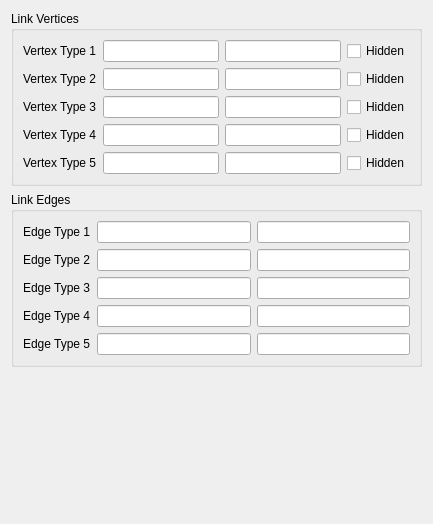
Above: Plugins/TableToGraphPanel/TableToGraphPanel.ui from wildmichael/ParaView3-enhancements-old before the change. Below: the same form after it.
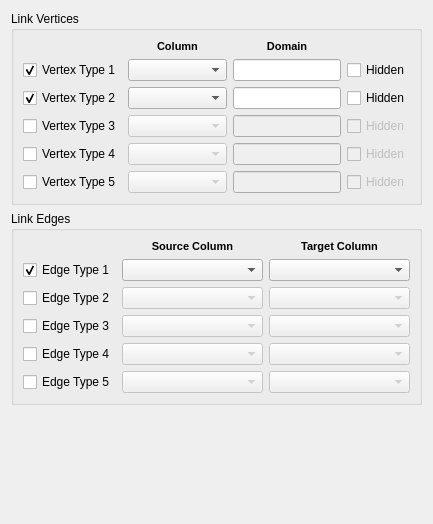
That is the form after the change.

Commit message: ENH: Improve SplitTableField and TableToGraph object panels to use QComboBoxes to display available input arrays.

```diff
--- a/Plugins/TableToGraphPanel/TableToGraphPanel.ui
+++ b/Plugins/TableToGraphPanel/TableToGraphPanel.ui
@@ -19,105 +19,202 @@
       <string>Link Vertices</string>
      </property>
      <layout class="QGridLayout" >
-      <item row="0" column="0" >
-       <widget class="QLabel" name="label_6" >
-        <property name="text" >
-         <string>Vertex Type 1</string>
-        </property>
-       </widget>
-      </item>
-      <item row="0" column="1" >
-       <widget class="QLineEdit" name="vertexField1" />
-      </item>
-      <item row="0" column="2" >
+      <item row="1" column="2" >
        <widget class="QLineEdit" name="vertexDomain1" />
       </item>
-      <item row="0" column="3" >
+      <item row="1" column="3" >
        <widget class="QCheckBox" name="vertexHidden1" >
         <property name="text" >
          <string>Hidden</string>
         </property>
        </widget>
       </item>
-      <item row="1" column="0" >
-       <widget class="QLabel" name="label_7" >
-        <property name="text" >
-         <string>Vertex Type 2</string>
-        </property>
-       </widget>
-      </item>
-      <item row="1" column="1" >
-       <widget class="QLineEdit" name="vertexField2" />
-      </item>
-      <item row="1" column="2" >
+      <item row="2" column="2" >
        <widget class="QLineEdit" name="vertexDomain2" />
       </item>
-      <item row="1" column="3" >
-       <widget class="QCheckBox" name="vertexHidden2" >
-        <property name="text" >
-         <string>Hidden</string>
-        </property>
-       </widget>
-      </item>
-      <item row="2" column="0" >
-       <widget class="QLabel" name="label_8" >
-        <property name="text" >
-         <string>Vertex Type 3</string>
-        </property>
-       </widget>
-      </item>
-      <item row="2" column="1" >
-       <widget class="QLineEdit" name="vertexField3" />
-      </item>
-      <item row="2" column="2" >
-       <widget class="QLineEdit" name="vertexDomain3" />
-      </item>
       <item row="2" column="3" >
-       <widget class="QCheckBox" name="vertexHidden3" >
+       <widget class="QCheckBox" name="vertexHidden2" >
         <property name="text" >
          <string>Hidden</string>
         </property>
        </widget>
       </item>
-      <item row="3" column="0" >
-       <widget class="QLabel" name="label" >
-        <property name="text" >
-         <string>Vertex Type 4</string>
-        </property>
-       </widget>
-      </item>
-      <item row="3" column="1" >
-       <widget class="QLineEdit" name="vertexField4" />
-      </item>
       <item row="3" column="2" >
-       <widget class="QLineEdit" name="vertexDomain4" />
+       <widget class="QLineEdit" name="vertexDomain3" >
+        <property name="enabled" >
+         <bool>false</bool>
+        </property>
+       </widget>
       </item>
       <item row="3" column="3" >
-       <widget class="QCheckBox" name="vertexHidden4" >
+       <widget class="QCheckBox" name="vertexHidden3" >
+        <property name="enabled" >
+         <bool>false</bool>
+        </property>
         <property name="text" >
          <string>Hidden</string>
         </property>
        </widget>
       </item>
-      <item row="4" column="0" >
-       <widget class="QLabel" name="label_2" >
-        <property name="text" >
-         <string>Vertex Type 5</string>
+      <item row="4" column="2" >
+       <widget class="QLineEdit" name="vertexDomain4" >
+        <property name="enabled" >
+         <bool>false</bool>
         </property>
        </widget>
       </item>
       <item row="4" column="3" >
+       <widget class="QCheckBox" name="vertexHidden4" >
+        <property name="enabled" >
+         <bool>false</bool>
+        </property>
+        <property name="text" >
+         <string>Hidden</string>
+        </property>
+       </widget>
+      </item>
+      <item row="5" column="3" >
        <widget class="QCheckBox" name="vertexHidden5" >
+        <property name="enabled" >
+         <bool>false</bool>
+        </property>
         <property name="text" >
          <string>Hidden</string>
         </property>
        </widget>
       </item>
+      <item row="5" column="2" >
+       <widget class="QLineEdit" name="vertexDomain5" >
+        <property name="enabled" >
+         <bool>false</bool>
+        </property>
+       </widget>
+      </item>
+      <item row="1" column="1" >
+       <widget class="QComboBox" name="vertexField1" >
+        <property name="sizePolicy" >
+         <sizepolicy vsizetype="Fixed" hsizetype="Expanding" >
+          <horstretch>0</horstretch>
+          <verstretch>0</verstretch>
+         </sizepolicy>
+        </property>
+       </widget>
+      </item>
+      <item row="2" column="1" >
+       <widget class="QComboBox" name="vertexField2" >
+        <property name="sizePolicy" >
+         <sizepolicy vsizetype="Fixed" hsizetype="Expanding" >
+          <horstretch>0</horstretch>
+          <verstretch>0</verstretch>
+         </sizepolicy>
+        </property>
+       </widget>
+      </item>
+      <item row="3" column="1" >
+       <widget class="QComboBox" name="vertexField3" >
+        <property name="enabled" >
+         <bool>false</bool>
+        </property>
+        <property name="sizePolicy" >
+         <sizepolicy vsizetype="Fixed" hsizetype="Expanding" >
+          <horstretch>0</horstretch>
+          <verstretch>0</verstretch>
+         </sizepolicy>
+        </property>
+       </widget>
+      </item>
       <item row="4" column="1" >
-       <widget class="QLineEdit" name="vertexField5" />
+       <widget class="QComboBox" name="vertexField4" >
+        <property name="enabled" >
+         <bool>false</bool>
+        </property>
+        <property name="sizePolicy" >
+         <sizepolicy vsizetype="Fixed" hsizetype="Expanding" >
+          <horstretch>0</horstretch>
+          <verstretch>0</verstretch>
+         </sizepolicy>
+        </property>
+       </widget>
       </item>
-      <item row="4" column="2" >
-       <widget class="QLineEdit" name="vertexDomain5" />
+      <item row="5" column="1" >
+       <widget class="QComboBox" name="vertexField5" >
+        <property name="enabled" >
+         <bool>false</bool>
+        </property>
+        <property name="sizePolicy" >
+         <sizepolicy vsizetype="Fixed" hsizetype="Expanding" >
+          <horstretch>0</horstretch>
+          <verstretch>0</verstretch>
+         </sizepolicy>
+        </property>
+       </widget>
+      </item>
+      <item row="1" column="0" >
+       <widget class="QCheckBox" name="enableVertex1" >
+        <property name="text" >
+         <string>Vertex Type 1</string>
+        </property>
+        <property name="checked" >
+         <bool>true</bool>
+        </property>
+       </widget>
+      </item>
+      <item row="2" column="0" >
+       <widget class="QCheckBox" name="enableVertex2" >
+        <property name="text" >
+         <string>Vertex Type 2</string>
+        </property>
+        <property name="checked" >
+         <bool>true</bool>
+        </property>
+       </widget>
+      </item>
+      <item row="3" column="0" >
+       <widget class="QCheckBox" name="enableVertex3" >
+        <property name="text" >
+         <string>Vertex Type 3</string>
+        </property>
+       </widget>
+      </item>
+      <item row="4" column="0" >
+       <widget class="QCheckBox" name="enableVertex4" >
+        <property name="text" >
+         <string>Vertex Type 4</string>
+        </property>
+       </widget>
+      </item>
+      <item row="5" column="0" >
+       <widget class="QCheckBox" name="enableVertex5" >
+        <property name="text" >
+         <string>Vertex Type 5</string>
+        </property>
+       </widget>
+      </item>
+      <item row="0" column="2" >
+       <widget class="QLabel" name="label" >
+        <property name="text" >
+         <string>&lt;html>&lt;head>&lt;meta name="qrichtext" content="1" />&lt;style type="text/css">
+p, li { white-space: pre-wrap; }
+&lt;/style>&lt;/head>&lt;body style=" font-family:'MS Shell Dlg 2'; font-size:8.25pt; font-weight:400; font-style:normal;">
+&lt;p style=" margin-top:0px; margin-bottom:0px; margin-left:0px; margin-right:0px; -qt-block-indent:0; text-indent:0px;">&lt;span style=" font-size:8pt; font-weight:600;">Domain&lt;/span>&lt;/p>&lt;/body>&lt;/html></string>
+        </property>
+        <property name="alignment" >
+         <set>Qt::AlignCenter</set>
+        </property>
+       </widget>
+      </item>
+      <item row="0" column="1" >
+       <widget class="QLabel" name="label_2" >
+        <property name="text" >
+         <string>&lt;html>&lt;head>&lt;meta name="qrichtext" content="1" />&lt;style type="text/css">
+p, li { white-space: pre-wrap; }
+&lt;/style>&lt;/head>&lt;body style=" font-family:'MS Shell Dlg 2'; font-size:8.25pt; font-weight:400; font-style:normal;">
+&lt;p style=" margin-top:0px; margin-bottom:0px; margin-left:0px; margin-right:0px; -qt-block-indent:0; text-indent:0px;">&lt;span style=" font-size:8pt; font-weight:600;">Column&lt;/span>&lt;/p>&lt;/body>&lt;/html></string>
+        </property>
+        <property name="alignment" >
+         <set>Qt::AlignCenter</set>
+        </property>
+       </widget>
       </item>
      </layout>
     </widget>
@@ -128,70 +225,193 @@
       <string>Link Edges</string>
      </property>
      <layout class="QGridLayout" >
-      <item row="0" column="0" >
-       <widget class="QLabel" name="label_3" >
+      <item row="1" column="1" >
+       <widget class="QComboBox" name="edgeSource1" >
+        <property name="sizePolicy" >
+         <sizepolicy vsizetype="Fixed" hsizetype="Expanding" >
+          <horstretch>0</horstretch>
+          <verstretch>0</verstretch>
+         </sizepolicy>
+        </property>
+       </widget>
+      </item>
+      <item row="1" column="2" >
+       <widget class="QComboBox" name="edgeTarget1" >
+        <property name="sizePolicy" >
+         <sizepolicy vsizetype="Fixed" hsizetype="Expanding" >
+          <horstretch>0</horstretch>
+          <verstretch>0</verstretch>
+         </sizepolicy>
+        </property>
+       </widget>
+      </item>
+      <item row="2" column="1" >
+       <widget class="QComboBox" name="edgeSource2" >
+        <property name="enabled" >
+         <bool>false</bool>
+        </property>
+        <property name="sizePolicy" >
+         <sizepolicy vsizetype="Fixed" hsizetype="Expanding" >
+          <horstretch>0</horstretch>
+          <verstretch>0</verstretch>
+         </sizepolicy>
+        </property>
+       </widget>
+      </item>
+      <item row="3" column="1" >
+       <widget class="QComboBox" name="edgeSource3" >
+        <property name="enabled" >
+         <bool>false</bool>
+        </property>
+        <property name="sizePolicy" >
+         <sizepolicy vsizetype="Fixed" hsizetype="Expanding" >
+          <horstretch>0</horstretch>
+          <verstretch>0</verstretch>
+         </sizepolicy>
+        </property>
+       </widget>
+      </item>
+      <item row="4" column="1" >
+       <widget class="QComboBox" name="edgeSource4" >
+        <property name="enabled" >
+         <bool>false</bool>
+        </property>
+        <property name="sizePolicy" >
+         <sizepolicy vsizetype="Fixed" hsizetype="Expanding" >
+          <horstretch>0</horstretch>
+          <verstretch>0</verstretch>
+         </sizepolicy>
+        </property>
+       </widget>
+      </item>
+      <item row="5" column="1" >
+       <widget class="QComboBox" name="edgeSource5" >
+        <property name="enabled" >
+         <bool>false</bool>
+        </property>
+        <property name="sizePolicy" >
+         <sizepolicy vsizetype="Fixed" hsizetype="Expanding" >
+          <horstretch>0</horstretch>
+          <verstretch>0</verstretch>
+         </sizepolicy>
+        </property>
+       </widget>
+      </item>
+      <item row="2" column="2" >
+       <widget class="QComboBox" name="edgeTarget2" >
+        <property name="enabled" >
+         <bool>false</bool>
+        </property>
+        <property name="sizePolicy" >
+         <sizepolicy vsizetype="Fixed" hsizetype="Expanding" >
+          <horstretch>0</horstretch>
+          <verstretch>0</verstretch>
+         </sizepolicy>
+        </property>
+       </widget>
+      </item>
+      <item row="3" column="2" >
+       <widget class="QComboBox" name="edgeTarget3" >
+        <property name="enabled" >
+         <bool>false</bool>
+        </property>
+        <property name="sizePolicy" >
+         <sizepolicy vsizetype="Fixed" hsizetype="Expanding" >
+          <horstretch>0</horstretch>
+          <verstretch>0</verstretch>
+         </sizepolicy>
+        </property>
+       </widget>
+      </item>
+      <item row="4" column="2" >
+       <widget class="QComboBox" name="edgeTarget4" >
+        <property name="enabled" >
+         <bool>false</bool>
+        </property>
+        <property name="sizePolicy" >
+         <sizepolicy vsizetype="Fixed" hsizetype="Expanding" >
+          <horstretch>0</horstretch>
+          <verstretch>0</verstretch>
+         </sizepolicy>
+        </property>
+       </widget>
+      </item>
+      <item row="5" column="2" >
+       <widget class="QComboBox" name="edgeTarget5" >
+        <property name="enabled" >
+         <bool>false</bool>
+        </property>
+        <property name="sizePolicy" >
+         <sizepolicy vsizetype="Fixed" hsizetype="Expanding" >
+          <horstretch>0</horstretch>
+          <verstretch>0</verstretch>
+         </sizepolicy>
+        </property>
+       </widget>
+      </item>
+      <item row="1" column="0" >
+       <widget class="QCheckBox" name="enableEdge1" >
         <property name="text" >
          <string>Edge Type 1</string>
         </property>
+        <property name="checked" >
+         <bool>true</bool>
+        </property>
        </widget>
       </item>
-      <item row="0" column="1" >
-       <widget class="QLineEdit" name="edgeSource1" />
-      </item>
-      <item row="0" column="2" >
-       <widget class="QLineEdit" name="edgeTarget1" />
-      </item>
-      <item row="1" column="0" >
-       <widget class="QLabel" name="label_4" >
+      <item row="2" column="0" >
+       <widget class="QCheckBox" name="enableEdge2" >
         <property name="text" >
          <string>Edge Type 2</string>
         </property>
        </widget>
       </item>
-      <item row="1" column="1" >
-       <widget class="QLineEdit" name="edgeSource2" />
-      </item>
-      <item row="1" column="2" >
-       <widget class="QLineEdit" name="edgeTarget2" />
-      </item>
-      <item row="2" column="0" >
-       <widget class="QLabel" name="label_5" >
+      <item row="3" column="0" >
+       <widget class="QCheckBox" name="enableEdge3" >
         <property name="text" >
          <string>Edge Type 3</string>
         </property>
        </widget>
       </item>
-      <item row="2" column="1" >
-       <widget class="QLineEdit" name="edgeSource3" />
-      </item>
-      <item row="2" column="2" >
-       <widget class="QLineEdit" name="edgeTarget3" />
-      </item>
-      <item row="3" column="0" >
-       <widget class="QLabel" name="label_9" >
+      <item row="4" column="0" >
+       <widget class="QCheckBox" name="enableEdge4" >
         <property name="text" >
          <string>Edge Type 4</string>
         </property>
        </widget>
       </item>
-      <item row="4" column="0" >
-       <widget class="QLabel" name="label_10" >
+      <item row="5" column="0" >
+       <widget class="QCheckBox" name="enableEdge5" >
         <property name="text" >
          <string>Edge Type 5</string>
         </property>
        </widget>
       </item>
-      <item row="3" column="1" >
-       <widget class="QLineEdit" name="edgeSource4" />
+      <item row="0" column="1" >
+       <widget class="QLabel" name="label_3" >
+        <property name="text" >
+         <string>&lt;html>&lt;head>&lt;meta name="qrichtext" content="1" />&lt;style type="text/css">
+p, li { white-space: pre-wrap; }
+&lt;/style>&lt;/head>&lt;body style=" font-family:'MS Shell Dlg 2'; font-size:8.25pt; font-weight:400; font-style:normal;">
+&lt;p style=" margin-top:0px; margin-bottom:0px; margin-left:0px; margin-right:0px; -qt-block-indent:0; text-indent:0px;">&lt;span style=" font-size:8pt; font-weight:600;">Source Column&lt;/span>&lt;/p>&lt;/body>&lt;/html></string>
+        </property>
+        <property name="alignment" >
+         <set>Qt::AlignCenter</set>
+        </property>
+       </widget>
       </item>
-      <item row="4" column="1" >
-       <widget class="QLineEdit" name="edgeSource5" />
-      </item>
-      <item row="3" column="2" >
-       <widget class="QLineEdit" name="edgeTarget4" />
-      </item>
-      <item row="4" column="2" >
-       <widget class="QLineEdit" name="edgeTarget5" />
+      <item row="0" column="2" >
+       <widget class="QLabel" name="label_4" >
+        <property name="text" >
+         <string>&lt;html>&lt;head>&lt;meta name="qrichtext" content="1" />&lt;style type="text/css">
+p, li { white-space: pre-wrap; }
+&lt;/style>&lt;/head>&lt;body style=" font-family:'MS Shell Dlg 2'; font-size:8.25pt; font-weight:400; font-style:normal;">
+&lt;p style=" margin-top:0px; margin-bottom:0px; margin-left:0px; margin-right:0px; -qt-block-indent:0; text-indent:0px;">&lt;span style=" font-size:8pt; font-weight:600;">Target Column&lt;/span>&lt;/p>&lt;/body>&lt;/html></string>
+        </property>
+        <property name="alignment" >
+         <set>Qt::AlignCenter</set>
+        </property>
+       </widget>
       </item>
      </layout>
     </widget>
```
The commit also changes 4 other files.
